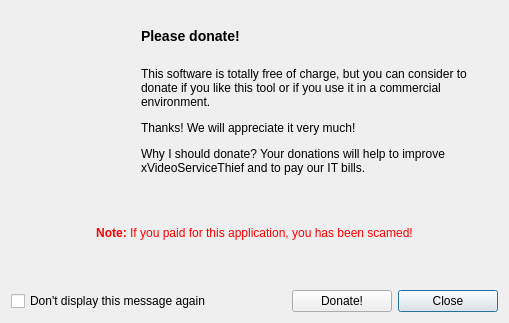
This is ui/welcomedonate.ui in ckorn/xvst as Qt 5 draws it before an edit. The edited form follows.
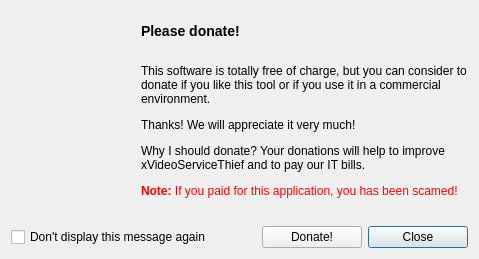
This is the edited form. Icons and pictures are not drawn.

Commit message: - Updated for better visualization on Windows

Patch:
```diff
--- a/ui/welcomedonate.ui
+++ b/ui/welcomedonate.ui
@@ -6,8 +6,8 @@
    <rect>
     <x>0</x>
     <y>0</y>
-    <width>509</width>
-    <height>323</height>
+    <width>479</width>
+    <height>259</height>
    </rect>
   </property>
   <property name="windowTitle">
@@ -30,14 +30,20 @@
      </property>
     </spacer>
    </item>
-   <item row="0" column="1" rowspan="3">
+   <item row="0" column="1" rowspan="4">
     <layout class="QVBoxLayout" name="verticalLayout_2">
      <item>
       <widget class="QLabel" name="lblTitle">
        <property name="minimumSize">
         <size>
          <width>0</width>
-         <height>50</height>
+         <height>40</height>
+        </size>
+       </property>
+       <property name="maximumSize">
+        <size>
+         <width>16777215</width>
+         <height>40</height>
         </size>
        </property>
        <property name="text">
@@ -50,7 +56,11 @@
        <property name="text">
         <string>&lt;p&gt;This software is totally free of charge, but you can consider to donate if you like this tool or if you use it in a commercial environment.&lt;/p&gt;
 &lt;p&gt;Thanks! We will appreciate it very much!&lt;/p&gt;
-&lt;p&gt;Why I should donate? Your donations will help to improve xVideoServiceThief and to pay our IT bills.&lt;/p&gt;</string>
+&lt;p&gt;Why I should donate? Your donations will help to improve xVideoServiceThief and to pay our IT bills.&lt;/p&gt;
+&lt;p&gt;&lt;font color=&quot;red&quot;&gt;&lt;b&gt;Note:&lt;/b&gt; If you paid for this application, you has been scamed!&lt;/font&gt;&lt;/p&gt;</string>
+       </property>
+       <property name="alignment">
+        <set>Qt::AlignLeading|Qt::AlignLeft|Qt::AlignVCenter</set>
        </property>
        <property name="wordWrap">
         <bool>true</bool>
@@ -84,7 +94,7 @@
      </property>
     </widget>
    </item>
-   <item row="2" column="0">
+   <item row="3" column="0">
     <spacer name="verticalSpacer_2">
      <property name="orientation">
       <enum>Qt::Vertical</enum>
@@ -97,7 +107,7 @@
      </property>
     </spacer>
    </item>
-   <item row="3" column="1">
+   <item row="4" column="1">
     <spacer name="verticalSpacer_3">
      <property name="orientation">
       <enum>Qt::Vertical</enum>
@@ -110,30 +120,7 @@
      </property>
     </spacer>
    </item>
-   <item row="4" column="0" colspan="2">
-    <widget class="QLabel" name="lblNote">
-     <property name="text">
-      <string>&lt;font color=red&gt;&lt;b&gt;Note:&lt;/b&gt; If you paid for this application, you has been scamed!&lt;/font&gt;</string>
-     </property>
-     <property name="alignment">
-      <set>Qt::AlignCenter</set>
-     </property>
-    </widget>
-   </item>
-   <item row="5" column="1">
-    <spacer name="verticalSpacer">
-     <property name="orientation">
-      <enum>Qt::Vertical</enum>
-     </property>
-     <property name="sizeHint" stdset="0">
-      <size>
-       <width>20</width>
-       <height>16</height>
-      </size>
-     </property>
-    </spacer>
-   </item>
-   <item row="6" column="0" colspan="2">
+   <item row="5" column="0" colspan="2">
     <layout class="QHBoxLayout" name="horizontalLayout">
      <item>
       <widget class="QCheckBox" name="chbDontDisplay">
```
Left out of the diff: 14 changed lines with no effect on the pictures.
